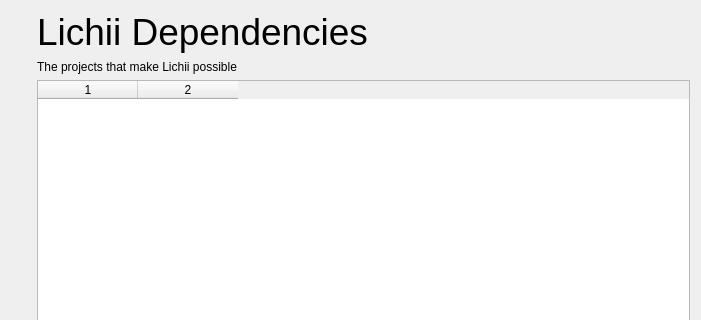
Qt form src/yuzu/deps_dialog.ui (Eglantine-Community/Eglantine) before a commit; both pictures show x 0 to 701 and y 0 to 320 of the 701 by 500 pixel window.
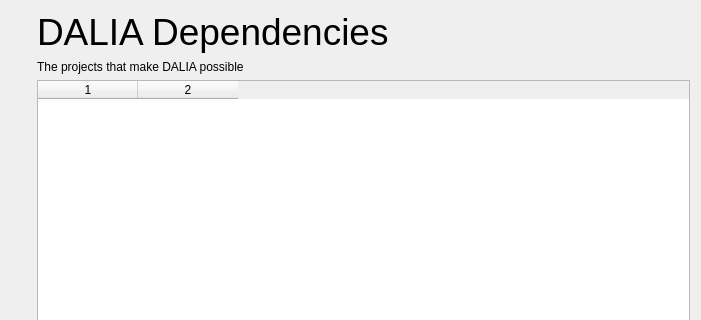
The same form after that commit. Icons and pictures are not drawn.

Commit message: dalia: brand consistency, CLI icon, and memory layout detection

The edit to the form file:
```diff
--- a/src/yuzu/deps_dialog.ui
+++ b/src/yuzu/deps_dialog.ui
@@ -69,7 +69,7 @@
           </sizepolicy>
          </property>
          <property name="text">
-          <string>&lt;html&gt;&lt;head/&gt;&lt;body&gt;&lt;p&gt;&lt;span style=&quot; font-size:28pt;&quot;&gt;Lichii Dependencies&lt;/span&gt;&lt;/p&gt;&lt;/body&gt;&lt;/html&gt;</string>
+          <string>&lt;html&gt;&lt;head/&gt;&lt;body&gt;&lt;p&gt;&lt;span style=&quot; font-size:28pt;&quot;&gt;DALIA Dependencies&lt;/span&gt;&lt;/p&gt;&lt;/body&gt;&lt;/html&gt;</string>
          </property>
         </widget>
        </item>
@@ -82,7 +82,7 @@
           </sizepolicy>
          </property>
          <property name="text">
-        <string>&lt;html&gt;&lt;head/&gt;&lt;body&gt;&lt;p&gt;The projects that make Lichii possible&lt;/p&gt;&lt;/body&gt;&lt;/html&gt;</string>
+        <string>&lt;html&gt;&lt;head/&gt;&lt;body&gt;&lt;p&gt;The projects that make DALIA possible&lt;/p&gt;&lt;/body&gt;&lt;/html&gt;</string>
          </property>
         </widget>
        </item>
```
Left out of the diff: 4 changed lines with no effect on the pictures. The commit also changes 50 other files.
